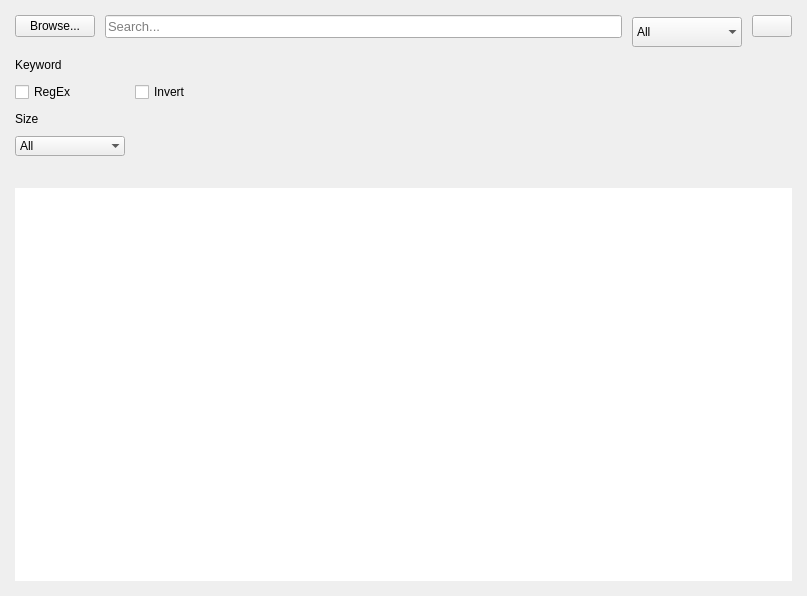
This is stacer/Pages/Search/search_page.ui in oguzhaninan/Stacer as Qt 5 draws it before an edit. The edited form follows.
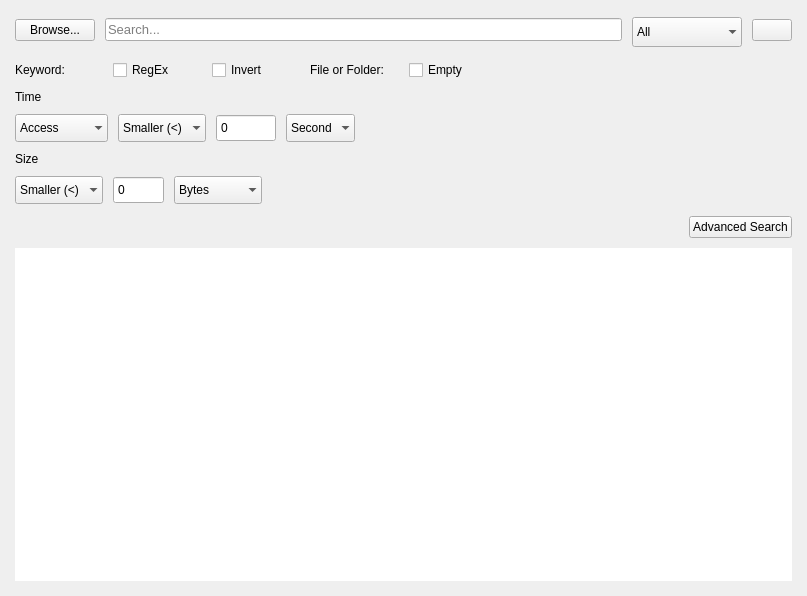
This is the edited form. Icons and pictures are not drawn.

Commit message: completed advanced search page design

What changed in the file:
```diff
--- a/stacer/Pages/Search/search_page.ui
+++ b/stacer/Pages/Search/search_page.ui
@@ -26,13 +26,71 @@
    <property name="bottomMargin">
     <number>15</number>
    </property>
-   <property name="horizontalSpacing">
+   <property name="spacing">
     <number>10</number>
    </property>
-   <property name="verticalSpacing">
-    <number>8</number>
-   </property>
-   <item row="3" column="0" colspan="4">
+   <item row="3" column="0" colspan="5">
+    <layout class="QHBoxLayout" name="footer">
+     <property name="spacing">
+      <number>10</number>
+     </property>
+     <property name="bottomMargin">
+      <number>0</number>
+     </property>
+     <item>
+      <widget class="QLabel" name="lblSearchDir">
+       <property name="lineWidth">
+        <number>0</number>
+       </property>
+       <property name="text">
+        <string/>
+       </property>
+       <property name="textFormat">
+        <enum>Qt::PlainText</enum>
+       </property>
+       <property name="scaledContents">
+        <bool>true</bool>
+       </property>
+       <property name="wordWrap">
+        <bool>true</bool>
+       </property>
+      </widget>
+     </item>
+     <item>
+      <spacer name="horizontalSpacer_4">
+       <property name="orientation">
+        <enum>Qt::Horizontal</enum>
+       </property>
+       <property name="sizeHint" stdset="0">
+        <size>
+         <width>0</width>
+         <height>0</height>
+        </size>
+       </property>
+      </spacer>
+     </item>
+     <item>
+      <widget class="QPushButton" name="btnAdvancePaneToggle">
+       <property name="cursor">
+        <cursorShape>PointingHandCursor</cursorShape>
+       </property>
+       <property name="accessibleName">
+        <string notr="true"/>
+       </property>
+       <property name="text">
+        <string>Advanced Search</string>
+       </property>
+       <property name="checkable">
+        <bool>false</bool>
+       </property>
+       <property name="checked">
+        <bool>false</bool>
+       </property>
+      </widget>
+     </item>
+    </layout>
+   </item>
+   <item row="5" column="0" colspan="5">
     <widget class="QTableView" name="tableFoundResults">
      <property name="focusPolicy">
       <enum>Qt::NoFocus</enum>
@@ -81,80 +139,7 @@
      </attribute>
     </widget>
    </item>
-   <item row="0" column="1" alignment="Qt::AlignTop">
-    <widget class="QLineEdit" name="txtSearchInput">
-     <property name="font">
-      <font>
-       <pointsize>10</pointsize>
-      </font>
-     </property>
-     <property name="placeholderText">
-      <string>Search...</string>
-     </property>
-    </widget>
-   </item>
-   <item row="0" column="3" alignment="Qt::AlignTop">
-    <widget class="QPushButton" name="btnSearchAdvance">
-     <property name="cursor">
-      <cursorShape>PointingHandCursor</cursorShape>
-     </property>
-     <property name="focusPolicy">
-      <enum>Qt::NoFocus</enum>
-     </property>
-     <property name="accessibleName">
-      <string>primary</string>
-     </property>
-     <property name="text">
-      <string/>
-     </property>
-     <property name="icon">
-      <iconset resource="../../static.qrc">
-       <normaloff>:/static/themes/default/img/sidebar-icons/search.png</normaloff>:/static/themes/default/img/sidebar-icons/search.png</iconset>
-     </property>
-     <property name="iconSize">
-      <size>
-       <width>24</width>
-       <height>24</height>
-      </size>
-     </property>
-    </widget>
-   </item>
-   <item row="2" column="0" colspan="4">
-    <widget class="QLabel" name="lblSearchDir">
-     <property name="lineWidth">
-      <number>0</number>
-     </property>
-     <property name="text">
-      <string/>
-     </property>
-     <property name="textFormat">
-      <enum>Qt::PlainText</enum>
-     </property>
-     <property name="scaledContents">
-      <bool>true</bool>
-     </property>
-     <property name="wordWrap">
-      <bool>true</bool>
-     </property>
-    </widget>
-   </item>
-   <item row="0" column="0" alignment="Qt::AlignTop">
-    <widget class="QPushButton" name="btnBrowseSearchDir">
-     <property name="cursor">
-      <cursorShape>PointingHandCursor</cursorShape>
-     </property>
-     <property name="focusPolicy">
-      <enum>Qt::NoFocus</enum>
-     </property>
-     <property name="accessibleName">
-      <string/>
-     </property>
-     <property name="text">
-      <string>Browse...</string>
-     </property>
-    </widget>
-   </item>
-   <item row="1" column="0" colspan="4">
+   <item row="2" column="0" colspan="5">
     <widget class="QWidget" name="advanceSearchPane" native="true">
      <layout class="QGridLayout" name="gridLayout_2">
       <property name="leftMargin">
@@ -172,34 +157,7 @@
       <property name="spacing">
        <number>10</number>
       </property>
-      <item row="0" column="0" colspan="3">
-       <widget class="QLabel" name="lblKeyword">
-        <property name="text">
-         <string>Keyword</string>
-        </property>
-       </widget>
-      </item>
-      <item row="1" column="0" alignment="Qt::AlignLeft">
-       <widget class="QCheckBox" name="checkRegEx">
-        <property name="accessibleName">
-         <string>circle</string>
-        </property>
-        <property name="text">
-         <string>RegEx</string>
-        </property>
-       </widget>
-      </item>
-      <item row="1" column="1" alignment="Qt::AlignLeft">
-       <widget class="QCheckBox" name="checkInvert">
-        <property name="accessibleName">
-         <string>circle</string>
-        </property>
-        <property name="text">
-         <string>Invert</string>
-        </property>
-       </widget>
-      </item>
-      <item row="1" column="2">
+      <item row="1" column="5" colspan="3">
        <spacer name="horizontalSpacer">
         <property name="orientation">
          <enum>Qt::Horizontal</enum>
@@ -212,93 +170,447 @@
         </property>
        </spacer>
       </item>
-      <item row="2" column="0" colspan="3">
-       <widget class="QLabel" name="lblKeyword_2">
+      <item row="1" column="1" alignment="Qt::AlignLeft">
+       <widget class="QCheckBox" name="checkRegEx">
+        <property name="accessibleName">
+         <string>circle</string>
+        </property>
+        <property name="text">
+         <string>RegEx</string>
+        </property>
+       </widget>
+      </item>
+      <item row="1" column="0">
+       <widget class="QLabel" name="lblKeyword">
+        <property name="text">
+         <string>Keyword:</string>
+        </property>
+       </widget>
+      </item>
+      <item row="1" column="2" alignment="Qt::AlignLeft">
+       <widget class="QCheckBox" name="checkInvert">
+        <property name="accessibleName">
+         <string>circle</string>
+        </property>
+        <property name="text">
+         <string>Invert</string>
+        </property>
+       </widget>
+      </item>
+      <item row="1" column="4">
+       <widget class="QCheckBox" name="checkEmpty">
+        <property name="accessibleName">
+         <string>circle</string>
+        </property>
+        <property name="text">
+         <string>Empty</string>
+        </property>
+       </widget>
+      </item>
+      <item row="1" column="3" alignment="Qt::AlignLeft">
+       <widget class="QLabel" name="lblFileOrFolder">
+        <property name="text">
+         <string>File or Folder:</string>
+        </property>
+       </widget>
+      </item>
+      <item row="2" column="0" colspan="5">
+       <widget class="QLabel" name="lblTime">
+        <property name="text">
+         <string>Time</string>
+        </property>
+       </widget>
+      </item>
+      <item row="5" column="0" colspan="5">
+       <widget class="QLabel" name="lblSize">
         <property name="text">
          <string>Size</string>
         </property>
        </widget>
       </item>
-      <item row="3" column="0" alignment="Qt::AlignLeft">
-       <widget class="QComboBox" name="cmbSearchTypes_2">
-        <property name="minimumSize">
-         <size>
-          <width>0</width>
-          <height>0</height>
-         </size>
+      <item row="3" column="0" colspan="8">
+       <layout class="QHBoxLayout" name="horizontalLayout">
+        <property name="spacing">
+         <number>10</number>
         </property>
-        <property name="maximumSize">
-         <size>
-          <width>16777215</width>
-          <height>25</height>
-         </size>
+        <property name="topMargin">
+         <number>0</number>
         </property>
-        <property name="frame">
-         <bool>false</bool>
+        <item>
+         <widget class="QComboBox" name="cmbTimeType">
+          <property name="minimumSize">
+           <size>
+            <width>0</width>
+            <height>28</height>
+           </size>
+          </property>
+          <property name="maximumSize">
+           <size>
+            <width>16777215</width>
+            <height>28</height>
+           </size>
+          </property>
+          <property name="frame">
+           <bool>false</bool>
+          </property>
+          <item>
+           <property name="text">
+            <string>Access</string>
+           </property>
+          </item>
+          <item>
+           <property name="text">
+            <string>Modification</string>
+           </property>
+          </item>
+          <item>
+           <property name="text">
+            <string>Change</string>
+           </property>
+          </item>
+         </widget>
+        </item>
+        <item>
+         <widget class="QComboBox" name="cmbTimeCriteria">
+          <property name="minimumSize">
+           <size>
+            <width>0</width>
+            <height>28</height>
+           </size>
+          </property>
+          <property name="maximumSize">
+           <size>
+            <width>16777215</width>
+            <height>28</height>
+           </size>
+          </property>
+          <property name="frame">
+           <bool>false</bool>
+          </property>
+          <item>
+           <property name="text">
+            <string>Smaller (&lt;)</string>
+           </property>
+          </item>
+          <item>
+           <property name="text">
+            <string>Equal (=)</string>
+           </property>
+          </item>
+          <item>
+           <property name="text">
+            <string>Greater (&gt;)</string>
+           </property>
+          </item>
+         </widget>
+        </item>
+        <item>
+         <widget class="QSpinBox" name="spinTime">
+          <property name="minimumSize">
+           <size>
+            <width>60</width>
+            <height>28</height>
+           </size>
+          </property>
+          <property name="maximumSize">
+           <size>
+            <width>50</width>
+            <height>16777215</height>
+           </size>
+          </property>
+          <property name="frame">
+           <bool>true</bool>
+          </property>
+          <property name="buttonSymbols">
+           <enum>QAbstractSpinBox::NoButtons</enum>
+          </property>
+          <property name="maximum">
+           <number>9999999</number>
+          </property>
+         </widget>
+        </item>
+        <item>
+         <widget class="QComboBox" name="cmbTimeUnits">
+          <property name="minimumSize">
+           <size>
+            <width>0</width>
+            <height>28</height>
+           </size>
+          </property>
+          <property name="maximumSize">
+           <size>
+            <width>16777215</width>
+            <height>28</height>
+           </size>
+          </property>
+          <property name="frame">
+           <bool>false</bool>
+          </property>
+          <item>
+           <property name="text">
+            <string>Second</string>
+           </property>
+          </item>
+          <item>
+           <property name="text">
+            <string>Minute</string>
+           </property>
+          </item>
+          <item>
+           <property name="text">
+            <string>Hour</string>
+           </property>
+          </item>
+          <item>
+           <property name="text">
+            <string>Day</string>
+           </property>
+          </item>
+          <item>
+           <property name="text">
+            <string>Week</string>
+           </property>
+          </item>
+         </widget>
+        </item>
+        <item>
+         <spacer name="horizontalSpacer_2">
+          <property name="orientation">
+           <enum>Qt::Horizontal</enum>
+          </property>
+          <property name="sizeHint" stdset="0">
+           <size>
+            <width>40</width>
+            <height>20</height>
+           </size>
+          </property>
+         </spacer>
+        </item>
+       </layout>
+      </item>
+      <item row="6" column="0" colspan="8">
+       <layout class="QHBoxLayout" name="horizontalLayout_2">
+        <property name="spacing">
+         <number>10</number>
         </property>
+        <property name="topMargin">
+         <number>0</number>
+        </property>
         <item>
-         <property name="text">
-          <string>All</string>
-         </property>
+         <widget class="QComboBox" name="cmbSizeCriteria">
+          <property name="minimumSize">
+           <size>
+            <width>0</width>
+            <height>28</height>
+           </size>
+          </property>
+          <property name="maximumSize">
+           <size>
+            <width>16777215</width>
+            <height>28</height>
+           </size>
+          </property>
+          <property name="frame">
+           <bool>false</bool>
+          </property>
+          <item>
+           <property name="text">
+            <string>Smaller (&lt;)</string>
+           </property>
+          </item>
+          <item>
+           <property name="text">
+            <string>Equal (=)</string>
+           </property>
+          </item>
+          <item>
+           <property name="text">
+            <string>Greater (&gt;)</string>
+           </property>
+          </item>
+         </widget>
         </item>
         <item>
-         <property name="text">
-          <string>Files</string>
-         </property>
+         <widget class="QSpinBox" name="spinSize">
+          <property name="minimumSize">
+           <size>
+            <width>15</width>
+            <height>28</height>
+           </size>
+          </property>
+          <property name="maximumSize">
+           <size>
+            <width>68</width>
+            <height>16777215</height>
+           </size>
+          </property>
+          <property name="buttonSymbols">
+           <enum>QAbstractSpinBox::NoButtons</enum>
+          </property>
+          <property name="maximum">
+           <number>9999999</number>
+          </property>
+         </widget>
         </item>
         <item>
-         <property name="text">
-          <string>Folders</string>
-         </property>
+         <widget class="QComboBox" name="cmbSizeUnits">
+          <property name="minimumSize">
+           <size>
+            <width>0</width>
+            <height>28</height>
+           </size>
+          </property>
+          <property name="maximumSize">
+           <size>
+            <width>16777215</width>
+            <height>28</height>
+           </size>
+          </property>
+          <property name="frame">
+           <bool>false</bool>
+          </property>
+          <item>
+           <property name="text">
+            <string>Bytes</string>
+           </property>
+          </item>
+          <item>
+           <property name="text">
+            <string>Kilobytes</string>
+           </property>
+          </item>
+          <item>
+           <property name="text">
+            <string>Megabytes</string>
+           </property>
+          </item>
+          <item>
+           <property name="text">
+            <string>Gigabytes</string>
+           </property>
+          </item>
+         </widget>
         </item>
         <item>
-         <property name="text">
-          <string>Symbolic Links</string>
-         </property>
+         <spacer name="horizontalSpacer_3">
+          <property name="orientation">
+           <enum>Qt::Horizontal</enum>
+          </property>
+          <property name="sizeHint" stdset="0">
+           <size>
+            <width>40</width>
+            <height>20</height>
+           </size>
+          </property>
+         </spacer>
         </item>
-       </widget>
+       </layout>
       </item>
      </layout>
     </widget>
    </item>
-   <item row="0" column="2">
-    <widget class="QComboBox" name="cmbSearchTypes">
-     <property name="minimumSize">
-      <size>
-       <width>0</width>
-       <height>30</height>
-      </size>
+   <item row="1" column="0" colspan="5">
+    <layout class="QHBoxLayout" name="horizontalLayout_3">
+     <property name="spacing">
+      <number>10</number>
      </property>
-     <property name="maximumSize">
-      <size>
-       <width>16777215</width>
-       <height>25</height>
-      </size>
+     <property name="bottomMargin">
+      <number>0</number>
      </property>
-     <property name="frame">
-      <bool>false</bool>
-     </property>
      <item>
-      <property name="text">
-       <string>All</string>
-      </property>
+      <widget class="QPushButton" name="btnBrowseSearchDir">
+       <property name="cursor">
+        <cursorShape>PointingHandCursor</cursorShape>
+       </property>
+       <property name="focusPolicy">
+        <enum>Qt::NoFocus</enum>
+       </property>
+       <property name="accessibleName">
+        <string/>
+       </property>
+       <property name="text">
+        <string>Browse...</string>
+       </property>
+      </widget>
      </item>
      <item>
-      <property name="text">
-       <string>Files</string>
-      </property>
+      <widget class="QLineEdit" name="txtSearchInput">
+       <property name="font">
+        <font>
+         <pointsize>10</pointsize>
+        </font>
+       </property>
+       <property name="placeholderText">
+        <string>Search...</string>
+       </property>
+      </widget>
      </item>
      <item>
-      <property name="text">
-       <string>Folders</string>
-      </property>
+      <widget class="QComboBox" name="cmbSearchTypes">
+       <property name="minimumSize">
+        <size>
+         <width>0</width>
+         <height>30</height>
+        </size>
+       </property>
+       <property name="maximumSize">
+        <size>
+         <width>16777215</width>
+         <height>25</height>
+        </size>
+       </property>
+       <property name="frame">
+        <bool>false</bool>
+       </property>
+       <item>
+        <property name="text">
+         <string>All</string>
+        </property>
+       </item>
+       <item>
+        <property name="text">
+         <string>Files</string>
+        </property>
+       </item>
+       <item>
+        <property name="text">
+         <string>Folders</string>
+        </property>
+       </item>
+       <item>
+        <property name="text">
+         <string>Symbolic Links</string>
+        </property>
+       </item>
+      </widget>
      </item>
      <item>
-      <property name="text">
-       <string>Symbolic Links</string>
-      </property>
+      <widget class="QPushButton" name="btnSearchAdvance">
+       <property name="cursor">
+        <cursorShape>PointingHandCursor</cursorShape>
+       </property>
+       <property name="focusPolicy">
+        <enum>Qt::NoFocus</enum>
+       </property>
+       <property name="accessibleName">
+        <string>primary</string>
+       </property>
+       <property name="text">
+        <string/>
+       </property>
+       <property name="icon">
+        <iconset resource="../../static.qrc">
+         <normaloff>:/static/themes/default/img/sidebar-icons/search.png</normaloff>:/static/themes/default/img/sidebar-icons/search.png</iconset>
+       </property>
+       <property name="iconSize">
+        <size>
+         <width>24</width>
+         <height>24</height>
+        </size>
+       </property>
+      </widget>
      </item>
-    </widget>
+    </layout>
    </item>
   </layout>
  </widget>
```
The commit also changes 4 other files.
